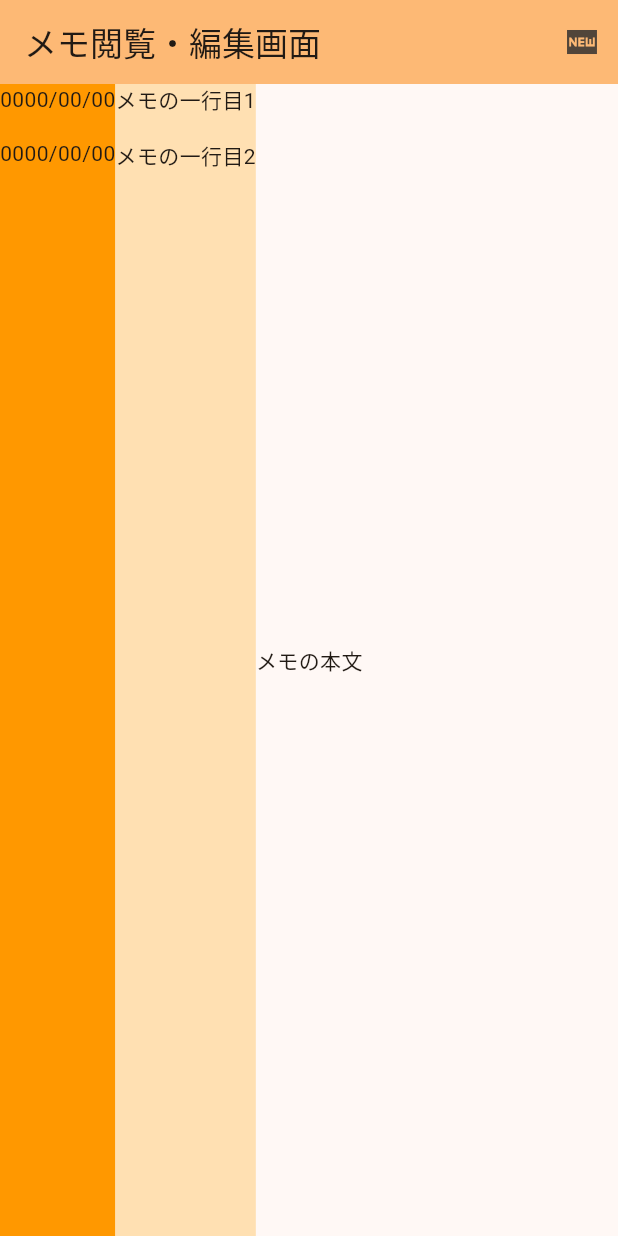
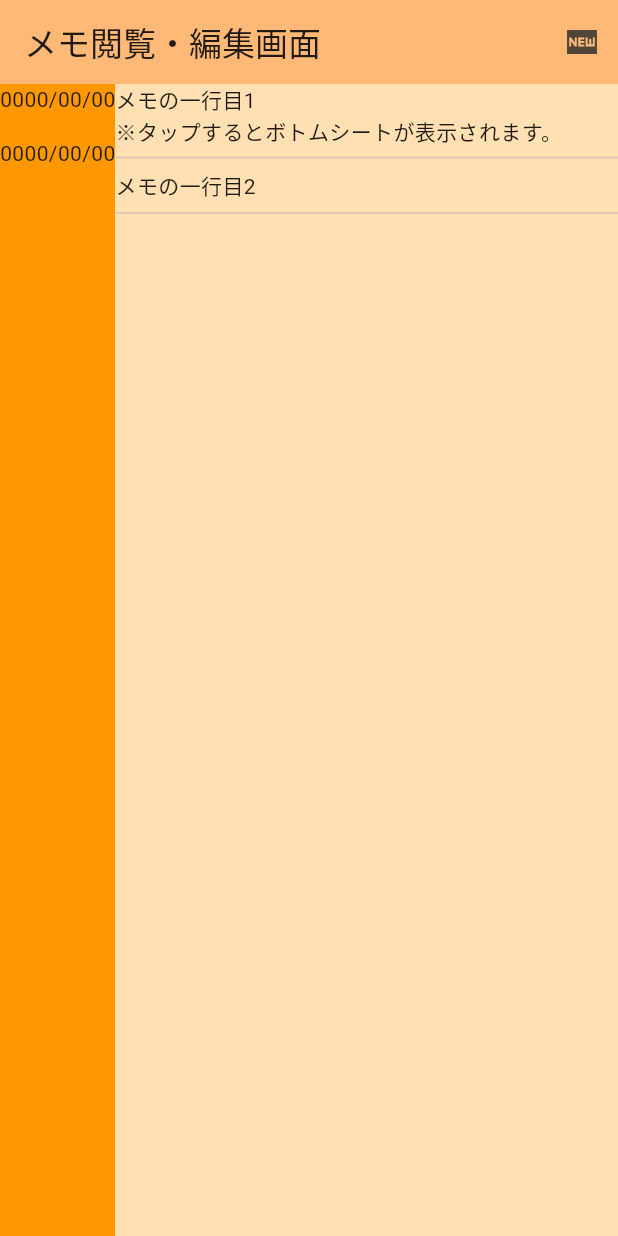
Before and after one commit to taimatu7/quick_memo_app_flutter, a Flutter app: the screen it shows after launch, on a phone screen of 412 x 824 dp. Run offline on Flutter 3.47's test engine with Material 2 defaults, Android fonts, the phone set to English and light mode, and no system bars; our stand-ins replace flutter_riverpod.

Commit message:
- フォルダ構成変更・メモ編集閲覧用のボトムシートを追加する

```diff
--- a/lib/main.dart
+++ b/lib/main.dart
@@ -2,8 +2,8 @@ import 'package:flutter/material.dart';
 import 'package:flutter_riverpod/flutter_riverpod.dart';
 import 'package:quick_memo_app_flutter/utils/common_colors.dart';
 import 'package:quick_memo_app_flutter/utils/strings.dart';
-import 'package:quick_memo_app_flutter/views/screens/main_screen.dart';
-import 'package:quick_memo_app_flutter/views/screens/read_and_edit_screen.dart';
+import 'package:quick_memo_app_flutter/views/main/screens/main_screen.dart';
+import 'package:quick_memo_app_flutter/views/read_and_edit/screens/read_and_edit_screen.dart';
 
 void main() {
   runApp(const ProviderScope(child: MyApp()));
--- /dev/null
+++ b/lib/views/read_and_edit/screens/read_and_edit_screen.dart
@@ -0,0 +1,66 @@
+import 'package:flutter/material.dart';
+import 'package:flutter_riverpod/flutter_riverpod.dart';
+import 'package:quick_memo_app_flutter/views/read_and_edit/widgets/dialogs/read_and_edit_dialog.dart';
+
+class ReadAndEditScreen extends ConsumerWidget {
+  // ダイアログ表示
+  void _showDialog(BuildContext context) {
+    showModalBottomSheet(
+      // シートの高さが半分以上になることがあるためtrueにする
+      isScrollControlled: true,
+      context: context,
+      builder: (_) {
+        return ReadAndEditDialog();
+      },
+    );
+  }
+
+  @override
+  Widget build(BuildContext context, WidgetRef ref) {
+    return Scaffold(
+      appBar: AppBar(
+        title: const Text('メモ閲覧・編集画面'),
+        backgroundColor: Theme.of(context).colorScheme.inversePrimary,
+        actions: [
+          IconButton(
+            icon: const Icon(Icons.fiber_new_sharp),
+            onPressed: () {},
+          ),
+        ],
+      ),
+      body: Row(
+        children: <Widget>[
+          // 日付一覧
+          Container(
+            color: Colors.orange,
+            child: Column(
+              children: <Widget>[
+                Text("0000/00/00"),
+                Divider(),
+                Text("0000/00/00"),
+                Divider(),
+              ],
+            ),
+          ),
+          Flexible(
+            flex: 1,
+            child: Container(
+              color: Colors.orange[100],
+              child: Column(
+                crossAxisAlignment: CrossAxisAlignment.start,
+                children: <Widget>[
+                  GestureDetector(
+                      child: Text("メモの一行目1\n※タップするとボトムシートが表示されます。"),
+                      onTap: () => _showDialog(context)),
+                  Divider(),
+                  Text("メモの一行目2"),
+                  Divider(),
+                ],
+              ),
+            ),
+          )
+        ],
+      ),
+    );
+  }
+}
--- a/lib/views/screens/read_and_edit_screen.dart
+++ /dev/null
@@ -1,52 +0,0 @@
-import 'package:flutter/material.dart';
-import 'package:flutter_riverpod/flutter_riverpod.dart';
-
-class ReadAndEditScreen extends ConsumerWidget {
-  @override
-  Widget build(BuildContext context, WidgetRef ref) {
-    return Scaffold(
-      appBar: AppBar(
-        title: const Text('メモ閲覧・編集画面'),
-        backgroundColor: Theme.of(context).colorScheme.inversePrimary,
-        actions: [
-          IconButton(
-            icon: const Icon(Icons.fiber_new_sharp),
-            onPressed: () {},
-          ),
-        ],
-      ),
-      body: Row(
-        children: <Widget>[
-          // 日付一覧
-          Container(
-            color: Colors.orange,
-            child: const Column(
-              children: <Widget>[
-                Text("0000/00/00"),
-                Divider(),
-                Text("0000/00/00"),
-                Divider(),
-              ],
-            ),
-          ),
-          Container(
-            color: Colors.orange[100],
-            child: Column(
-              children: <Widget>[
-                Text("メモの一行目1"),
-                Divider(),
-                Text("メモの一行目2"),
-                Divider(),
-              ],
-            ),
-          ),
-          Container(
-            child: Flexible(
-              child: Text("メモの本文"),
-            ),
-          )
-        ],
-      ),
-    );
-  }
-}
```
Also changed, not shown: lib/views/read_and_edit/widgets/dialogs/read_and_edit_dialog.dart (added, +46 -0 lines), lib/views/main/screens/main_screen.dart (renamed from lib/views/screens/main_screen.dart).
